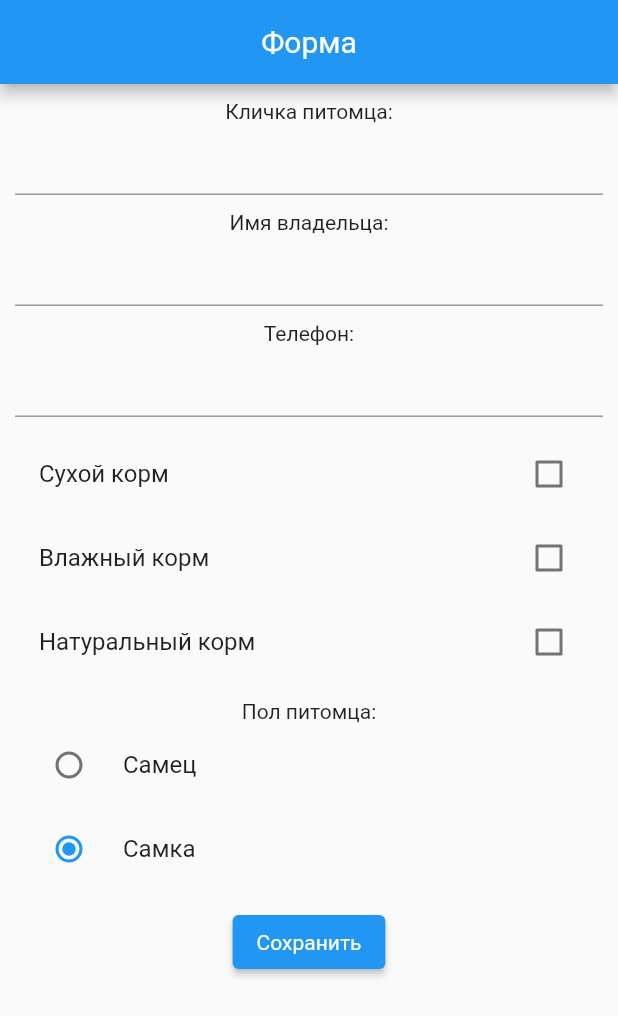
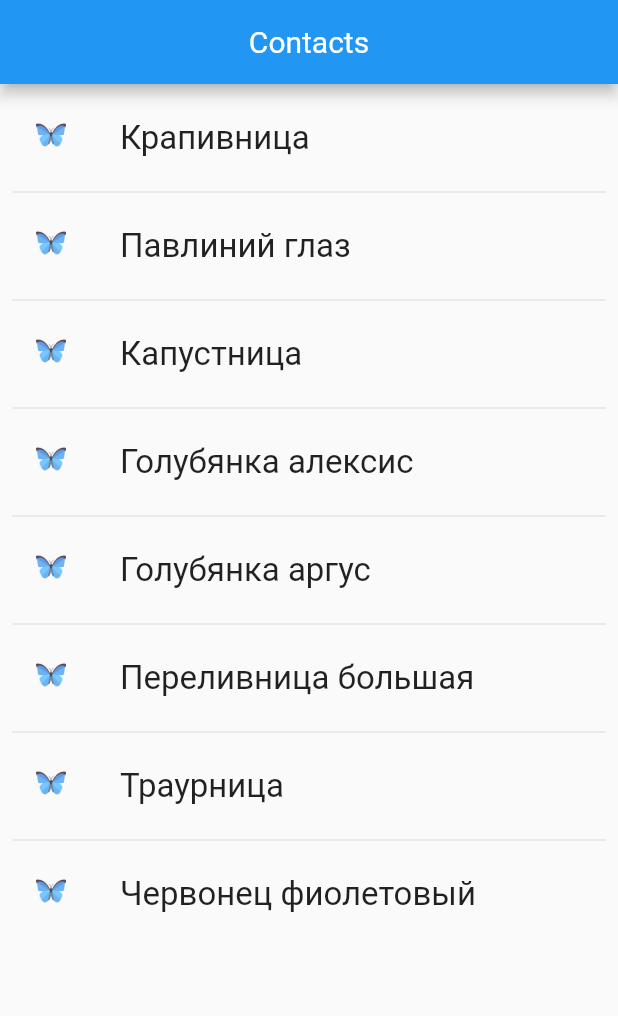
Before and after one commit to jestyal/Dart-Flutter, a Flutter app: the screen it shows after launch, on a phone screen of 412 x 824 dp. Shown: the top 1016 px of the screen. Run offline on Flutter 3.47's test engine with Material 2 defaults, Android fonts, the phone set to English and light mode, and no system bars.

Commit message:
Added screen to lesson 5 (week_6_flutter_2)

```diff
--- a/lib/main.dart
+++ b/lib/main.dart
@@ -6,6 +6,7 @@ import 'package:flutter_app/screens/week3.dart';
 import 'package:flutter_app/screens/week4_flutter.dart';
 import 'package:flutter_app/screens/week4_dart.dart';
 import 'package:flutter_app/screens/week5_flutter.dart';
+import 'package:flutter_app/screens/week_6_flutter_2.dart';
 
 void main() => runApp(const MyApp());
 
@@ -24,11 +25,16 @@ class MyApp extends StatelessWidget {
       // home: const BalloonsWidget(), //week_3
       // home: const TextSizeWidget(), //week_4_flutter
       // home: const ContactsPage(), //week_4_dart
-
-      home: Scaffold(
-        appBar: AppBar(title: const Text('Форма'), centerTitle: true),
-        body: const QuestionnaireForm(), //week_5_flutter
-      ),
+      // home: Scaffold(
+      //   appBar: AppBar(title: const Text('Форма'), centerTitle: true),
+      //   body: const QuestionnaireForm(), //week_5_flutter
+      // ),
+      // home: const IdeasPage(), //week_6_flutter_1
+      // home: Scaffold(
+      //   appBar: AppBar(title: const Text('Форма'), centerTitle: true),
+      //   body: const ButterfliesPage(), //week_6_flutter_2
+      // ),
+      home: const ButterfliesList(),
     );
   }
 }
--- a/lib/screens/week5_flutter.dart
+++ b/lib/screens/week5_flutter.dart
@@ -2,7 +2,6 @@ import 'package:flutter/cupertino.dart';
 import 'package:flutter/material.dart';
 
 enum GenderList { male, female }
-
 
 class QuestionnaireForm extends StatefulWidget {
   const QuestionnaireForm({Key? key}) : super(key: key);
--- /dev/null
+++ b/lib/screens/week_6_flutter_2.dart
@@ -0,0 +1,56 @@
+import 'package:flutter/cupertino.dart';
+import 'package:flutter/material.dart';
+
+final List<String> butterflies = <String>[
+  'Крапивница',
+  'Павлиний глаз',
+  'Капустница',
+  'Голубянка алексис',
+  'Голубянка аргус',
+  'Переливница большая',
+  'Траурница',
+  'Червонец фиолетовый',
+];
+final List<String> butterfliesDesc = [
+  "Lorem Ipsum is simply dummy text of the printing and typesetting industry. Lorem Ipsum has been the industry's standard dummy text ever since the 1500s, when an unknown printer took a galley of type and scrambled it to make a type specimen book.",
+  "Lorem Ipsum is simply dummy text of the printing and typesetting industry. Lorem Ipsum has been the industry's standard dummy text ever since the 1500s, when an unknown printer took a galley of type and scrambled it to make a type specimen book.",
+  "Lorem Ipsum is simply dummy text of the printing and typesetting industry. Lorem Ipsum has been the industry's standard dummy text ever since the 1500s, when an unknown printer took a galley of type and scrambled it to make a type specimen book.",
+  "Lorem Ipsum is simply dummy text of the printing and typesetting industry. Lorem Ipsum has been the industry's standard dummy text ever since the 1500s, when an unknown printer took a galley of type and scrambled it to make a type specimen book.",
+  "Lorem Ipsum is simply dummy text of the printing and typesetting industry. Lorem Ipsum has been the industry's standard dummy text ever since the 1500s, when an unknown printer took a galley of type and scrambled it to make a type specimen book.",
+  "Lorem Ipsum is simply dummy text of the printing and typesetting industry. Lorem Ipsum has been the industry's standard dummy text ever since the 1500s, when an unknown printer took a galley of type and scrambled it to make a type specimen book.",
+  "Lorem Ipsum is simply dummy text of the printing and typesetting industry. Lorem Ipsum has been the industry's standard dummy text ever since the 1500s, when an unknown printer took a galley of type and scrambled it to make a type specimen book.",
+  "Lorem Ipsum is simply dummy text of the printing and typesetting industry. Lorem Ipsum has been the industry's standard dummy text ever since the 1500s, when an unknown printer took a galley of type and scrambled it to make a type specimen book.",
+];
+
+
+class ButterfliesList extends StatelessWidget {
+  const ButterfliesList({Key? key}) : super(key: key);
+
+  @override
+  Widget build(BuildContext context) {
+    return MaterialApp(
+      home: Scaffold(
+          appBar: AppBar(
+            title: const Text("Contacts"),
+            centerTitle: true,
+          ),
+          body: ListView.separated(
+              padding: const EdgeInsets.all(8),
+              itemCount: butterflies.length,
+              separatorBuilder: (BuildContext context, int index) => const Divider(),
+              itemBuilder: (BuildContext context, int index) {
+                return ListTile(
+                    title: Text(butterflies[index], style: const TextStyle(fontSize: 22)),
+                    leading: const Image(
+                      image: AssetImage('assets/images/butterfly.png'),
+                      width: 20,
+                      height: 20,
+                    ),
+                    // trailing: const Icon(Icons.phone),
+                    // subtitle: Text("Works in ${butterfliesDesc[index]}")
+                );
+              }
+          )),
+    );
+  }
+}
```
Also changed, not shown: lib/screens/week_6_flutter_1.dart (added, +87 -0 lines), assets/images/butterfly.png (added).
